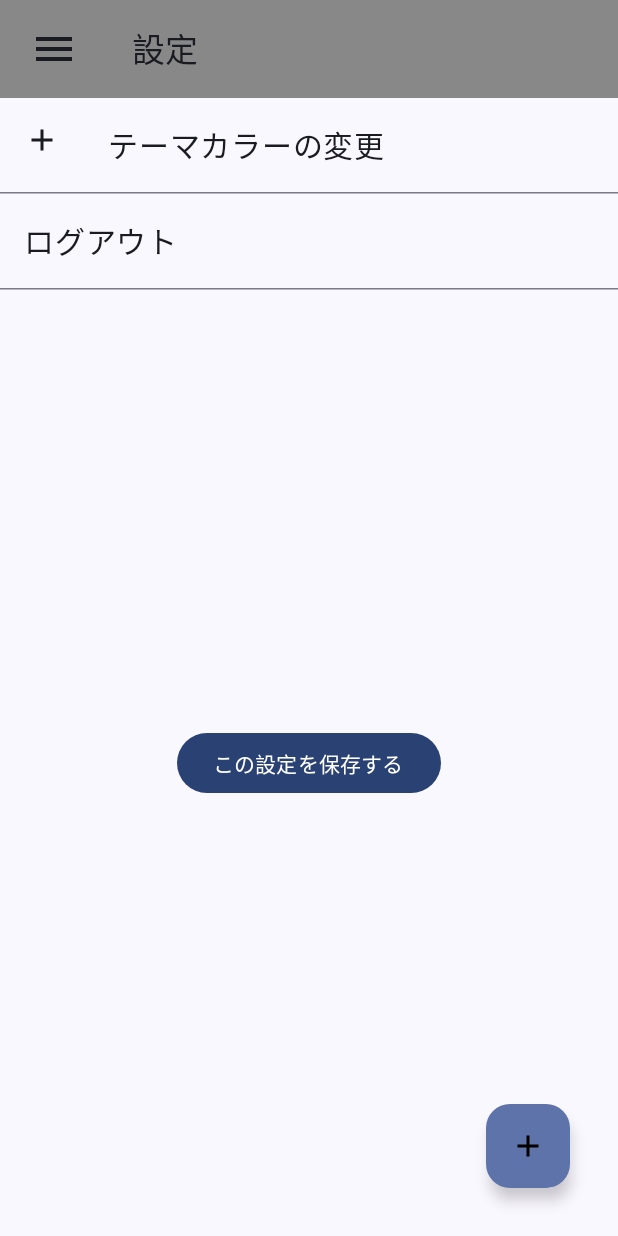
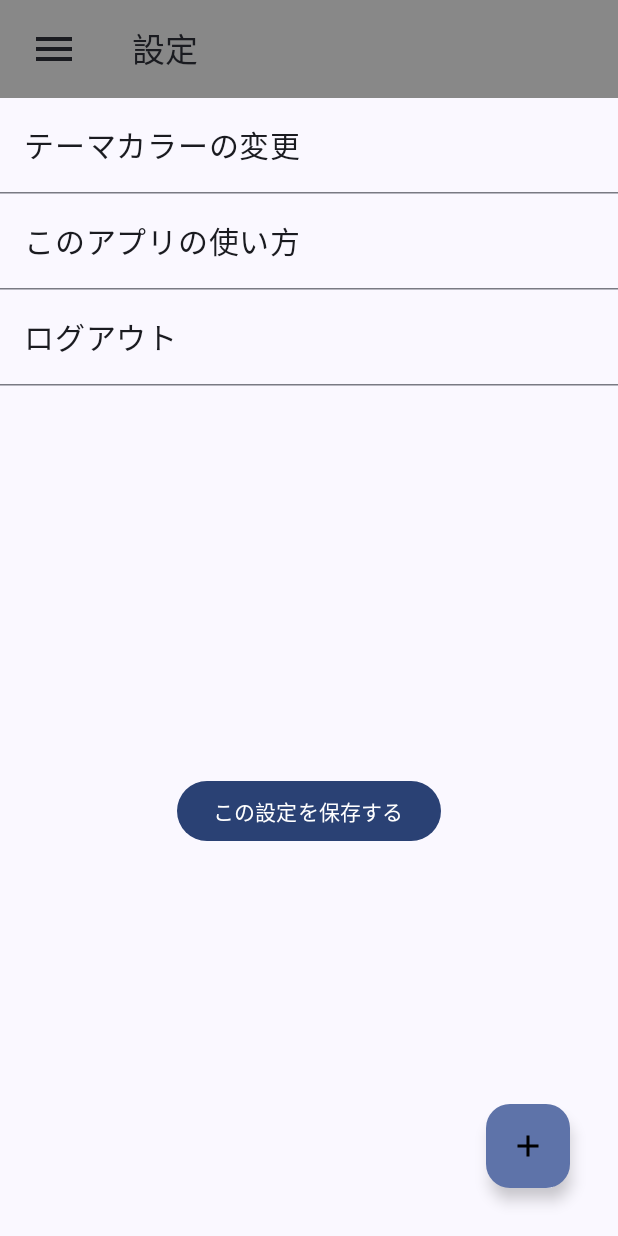
Before and after one commit to suzukibelltree/ReadTrack, an Android app built with Jetpack Compose: the SettingScreen screen opened through its navigation route, on a phone screen of 412 x 824 dp. Run offline under Robolectric (Android 15) with nearby library versions, the light colour scheme and no system bars; our stand-ins replace Dagger/Hilt's generated code, Firebase (no records; nobody signed in at launch, a user with empty details on screens opened directly); libraries missing offline, so code that uses them is left out: com.patrykandpatrick.vico; pictures from the network do not load; 3 statements that could not run were skipped.

Commit message:
アプリの使い方説明を設定画面から見られるようにする機能を追加

```diff
--- a/app/src/main/java/com/example/readtrack/ReadTrackApp.kt
+++ b/app/src/main/java/com/example/readtrack/ReadTrackApp.kt
@@ -81,7 +81,7 @@ fun ReadTrackApp() {
                 currentRouteName = currentRoute ?: ""
             )
         },
-        scrimColor = Color.White
+        scrimColor = Color.White.copy(alpha = 0.9f)
     ) {
         Scaffold(
             topBar = {
--- a/app/src/main/java/com/example/readtrack/compose/SettingScreen.kt
+++ b/app/src/main/java/com/example/readtrack/compose/SettingScreen.kt
@@ -11,12 +11,8 @@ import androidx.compose.foundation.layout.fillMaxSize
 import androidx.compose.foundation.layout.fillMaxWidth
 import androidx.compose.foundation.layout.padding
 import androidx.compose.foundation.selection.selectable
-import androidx.compose.material.icons.Icons
-import androidx.compose.material.icons.filled.Add
-import androidx.compose.material.icons.filled.Remove
 import androidx.compose.material3.Button
 import androidx.compose.material3.HorizontalDivider
-import androidx.compose.material3.Icon
 import androidx.compose.material3.MaterialTheme
 import androidx.compose.material3.RadioButton
 import androidx.compose.material3.Text
@@ -48,6 +44,7 @@ fun SettingScreen(
     navController: NavController
 ) {
     val scope = rememberCoroutineScope()
+    var showExplainDialog by remember { mutableStateOf(false) }
     val context = LocalContext.current
     Column(
         modifier = Modifier.fillMaxSize(),
@@ -61,24 +58,16 @@ fun SettingScreen(
         }
         Column {
             var themeMenuExpand by remember { mutableStateOf(false) }
-            Row {
-                Icon(
-                    imageVector = if (themeMenuExpand) Icons.Default.Remove else Icons.Default.Add,
-                    contentDescription = "Open Menu",
-                    modifier = Modifier
-                        .padding(16.dp)
-                        .clickable { themeMenuExpand = !themeMenuExpand }
-                )
             Text(
                 text = stringResource(R.string.setting_theme_color),
                 fontSize = 20.sp,
                 modifier = Modifier
                     .fillMaxWidth()
                     .padding(16.dp)
+                    .clickable { themeMenuExpand = !themeMenuExpand }
             )
-            }
             AnimatedVisibility(themeMenuExpand) {
-                val radiooptions2 = listOf("青", "赤", "緑")
+                val colorOptions = listOf("青", "赤", "緑")
                 val (selectedOption, onOptionSelected) = remember {
                     mutableStateOf(
                         selectedThemeColor
@@ -91,7 +80,7 @@ fun SettingScreen(
                     horizontalArrangement = Arrangement.spacedBy(16.dp), // 選択肢の間にスペースを追加
                     verticalAlignment = Alignment.CenterVertically
                 ) {
-                    radiooptions2.forEach { text ->
+                    colorOptions.forEach { text ->
                         Row(
                             Modifier
                                 .selectable(
@@ -120,6 +109,17 @@ fun SettingScreen(
                 }
             }
         }
+        HorizontalDivider()
+        Text(
+            text = "このアプリの使い方",
+            fontSize = 20.sp,
+            modifier = Modifier
+                .fillMaxWidth()
+                .padding(16.dp)
+                .clickable {
+                    showExplainDialog = true
+                }
+        )
         HorizontalDivider()
         Text(
             text = "ログアウト",
@@ -152,4 +152,7 @@ fun SettingScreen(
         }
         Spacer(modifier = Modifier.weight(1f))
     }
+    if (showExplainDialog) {
+        HowToUseDialog { showExplainDialog = false }
     }
+}
```
Also changed, not shown: app/src/main/java/com/example/readtrack/compose/AppBottomBar.kt (deleted, +0 -96 lines), app/src/main/java/com/example/readtrack/compose/HowToUseDialog.kt (added, +67 -0 lines). Lines whose indentation alone changed are shown as unchanged.
